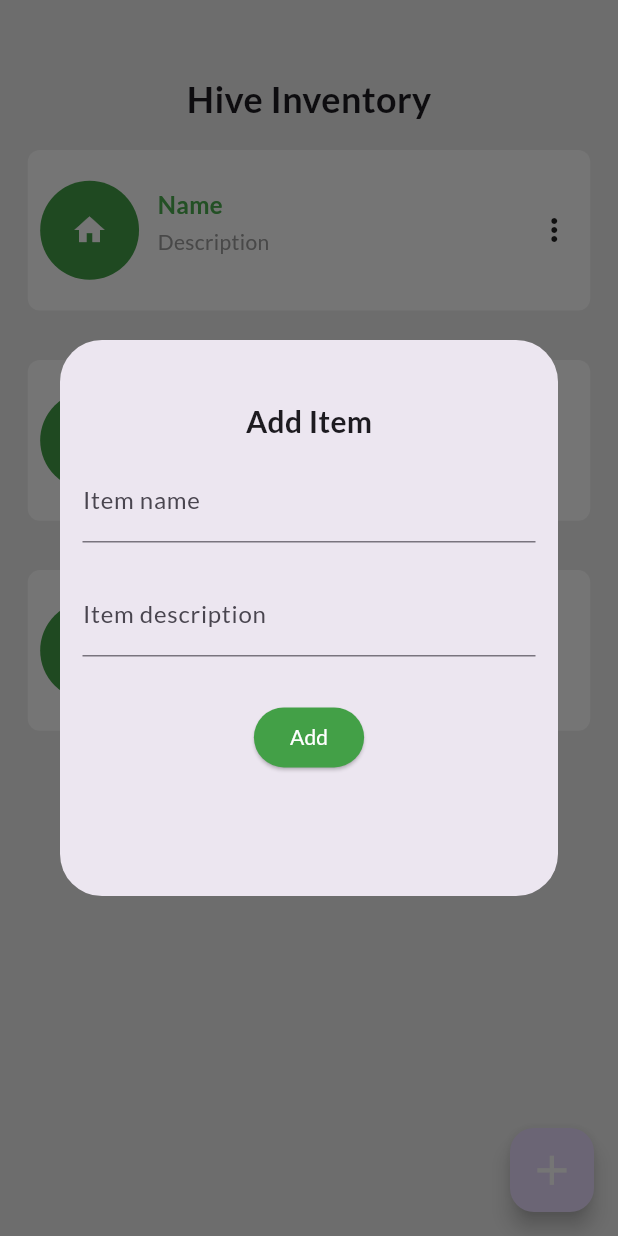
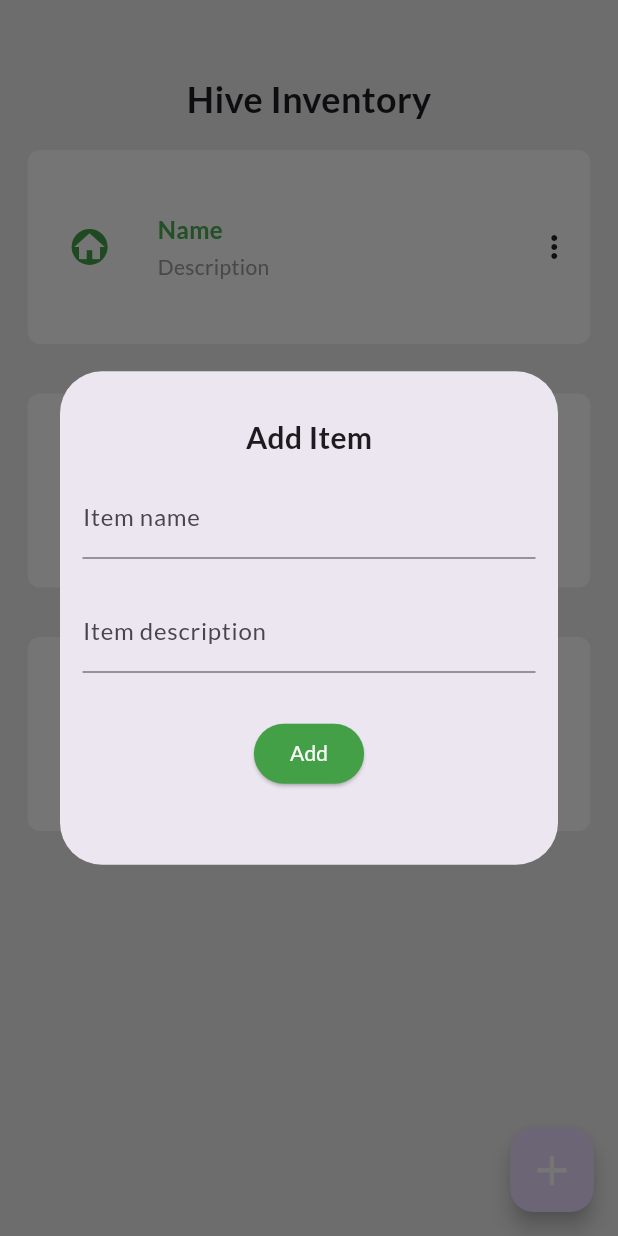
Before and after one commit to ohanz/Hiva, a Flutter app: the screen it shows after launch, after a tap on the "add" icon, on a phone screen of 412 x 824 dp. Run offline on Flutter 3.47's test engine with Material 3 defaults, Android fonts, the phone set to English and light mode, and no system bars; our stand-ins replace auto_route.

Commit message:
resolved overflow-pixels issue

```diff
--- a/lib/UI/views/home/home_view.dart
+++ b/lib/UI/views/home/home_view.dart
@@ -6,7 +6,7 @@
 import '../../../app/size_config.dart';
 import 'home_model.dart';
 
-@RoutePage() // ← This is critical
+@RoutePage()
 class HomeView extends StatefulWidget {
   const HomeView({Key? key}) : super(key: key);
 
@@ -22,35 +22,37 @@
 
   @override
   Widget build(BuildContext context) {
-    SizeConfig.init(context); // ✅ Correct usage for static methods
+    SizeConfig.init(context);
 
     return Consumer<HomeModel>(
       builder: (context, model, child) {
         return Scaffold(
           backgroundColor: Colors.grey[200],
-          body: Padding(
+          body: SafeArea(
+            child: SingleChildScrollView(
+              child: Padding(
                 padding: EdgeInsets.only(top: 6.height),
                 child: Column(
                   children: <Widget>[
-                Text(
+                    const Text(
                       'Hive Inventory',
-                  style: const TextStyle(
+                      style: TextStyle(
                         fontSize: 24,
                         fontWeight: FontWeight.w600,
                         fontFamily: 'Lato',
                       ),
                     ),
-                SizedBox(
-                  height: 90.height,
-                  child: ListView.builder(
-                    itemCount: 3, // Replace with model.items.length
+                    ListView.builder(
+                      shrinkWrap: true,
+                      physics: const NeverScrollableScrollPhysics(),
+                      itemCount: 3, // TODO: replace with model.items.length
                       itemBuilder: (context, index) {
                         return Container(
                           margin: EdgeInsets.symmetric(
                             vertical: 2.height,
                             horizontal: 4.5.width,
                           ),
-                        height: 13.height,
+                          padding: EdgeInsets.symmetric(vertical: 2.height), // instead of fixed height
                           decoration: BoxDecoration(
                             color: Colors.white,
                             borderRadius: BorderRadius.circular(8),
@@ -80,7 +82,7 @@
                                   crossAxisAlignment: CrossAxisAlignment.start,
                                   children: const <Widget>[
                                     Text(
-                                    'Name',
+                                      'Name', // TODO: display model.items[index].name
                                       style: TextStyle(
                                         color: Colors.green,
                                         fontWeight: FontWeight.w600,
@@ -89,7 +91,7 @@
                                     ),
                                     SizedBox(height: 4),
                                     Text(
-                                    'Description',
+                                      'Description', // TODO: display model.items[index].description
                                       style: TextStyle(
                                         color: Colors.grey,
                                         fontSize: 14,
@@ -102,11 +104,11 @@
                               PopupMenuButton<String>(
                                 onSelected: (item) {
                                   if (item == 'update') {
-                                  nameController.text = 'update name';
-                                  descriptionController.text = 'update description';
+                                    nameController.text = 'update name'; // TODO: use real value
+                                    descriptionController.text = 'update description'; // TODO: use real value
                                     inputItemDialog(context, 'update', index);
                                   } else if (item == 'delete') {
-                                  // TODO: handle delete
+                                    // TODO: model.deleteItem(index);
                                   }
                                 },
                                 itemBuilder: (context) => const [
@@ -125,8 +127,9 @@
                         );
                       },
                     ),
+                  ],
                 ),
-              ],
+              ),
             ),
           ),
           floatingActionButton: FloatingActionButton(
@@ -149,13 +152,18 @@
       context: context,
       builder: (context) {
         return Dialog(
-          child: Container(
-            padding: const EdgeInsets.symmetric(horizontal: 15, vertical: 40),
-            height: 45.height,
+          child: LayoutBuilder(
+            builder: (context, constraints) {
+              return ConstrainedBox(
+                constraints: BoxConstraints(
+                  maxHeight: constraints.maxHeight * 0.9,
+                ),
                 child: SingleChildScrollView(
+                  padding: const EdgeInsets.symmetric(horizontal: 15, vertical: 30),
                   child: Form(
                     key: _formKey,
                     child: Column(
+                      mainAxisSize: MainAxisSize.min,
                       children: <Widget>[
                         Text(
                           action == 'add' ? 'Add Item' : 'Update Item',
@@ -167,39 +175,25 @@
                         const SizedBox(height: 10),
                         TextFormField(
                           controller: nameController,
-                      validator: (value) {
-                        if (value == null || value.isEmpty) {
-                          return 'Item name cannot be empty';
-                        }
-                        return null;
-                      },
-                      decoration: const InputDecoration(
-                        labelText: 'Item name',
-                      ),
+                          validator: (value) =>
+                          (value == null || value.isEmpty) ? 'Item name cannot be empty' : null,
+                          decoration: const InputDecoration(labelText: 'Item name'),
                         ),
                         const SizedBox(height: 20),
                         TextFormField(
                           controller: descriptionController,
-                      validator: (value) {
-                        if (value == null || value.isEmpty) {
-                          return 'Item description cannot be empty';
-                        }
-                        return null;
-                      },
-                      decoration: const InputDecoration(
-                        labelText: 'Item description',
-                      ),
+                          validator: (value) =>
+                          (value == null || value.isEmpty) ? 'Item description cannot be empty' : null,
+                          decoration: const InputDecoration(labelText: 'Item description'),
                         ),
                         const SizedBox(height: 30),
                         ElevatedButton(
                           onPressed: () async {
                             if (_formKey.currentState!.validate()) {
                               if (action == 'add') {
-                            // TODO: Add item to model
-                            // inventoryDb.addItem(nameController.text, descriptionController.text);
+                                // TODO: inventoryDb.addItem(nameController.text, descriptionController.text);
                               } else {
-                            // TODO: Update item in model
-                            // inventoryDb.updateItem(index!, nameController.text, descriptionController.text);
+                                // TODO: inventoryDb.updateItem(index!, nameController.text, descriptionController.text);
                               }
 
                               nameController.clear();
@@ -220,6 +214,8 @@
                     ),
                   ),
                 ),
+              );
+            },
           ),
         );
       },
```
Lines whose indentation alone changed are shown as unchanged.
